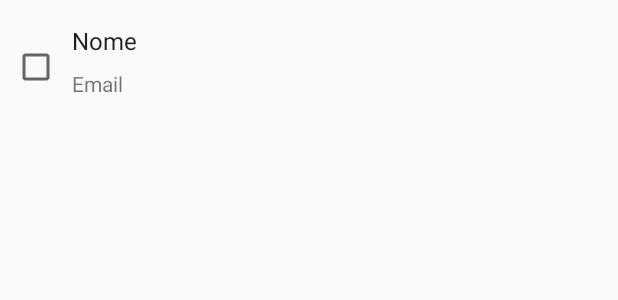
After one commit to rodolfoand/CodeEX, an Android app: the layout layout_detalhe_lista_apagar.xml on its own in the app's theme, with its tools: preview values and no code run, on a phone screen of 412 x 824 dp. The commit adds this screen. Shown: the top 300 px of the screen. Run offline under Robolectric (Android 15) with nearby library versions, the phone set to English and light mode, and no system bars.

Commit message:
Atualizacao da lista de contatos

```diff
--- /dev/null
+++ b/ListaContato/app/src/main/res/layout/layout_detalhe_lista_apagar.xml
@@ -0,0 +1,41 @@
+<?xml version="1.0" encoding="utf-8"?>
+<android.support.constraint.ConstraintLayout xmlns:android="http://schemas.android.com/apk/res/android"
+    xmlns:app="http://schemas.android.com/apk/res-auto"
+    xmlns:tools="http://schemas.android.com/tools"
+    android:layout_width="match_parent"
+    android:layout_height="wrap_content">
+
+    <TextView
+        android:id="@+id/tvNome"
+        android:layout_width="wrap_content"
+        android:layout_height="wrap_content"
+        android:layout_marginTop="16dp"
+        android:text="Nome"
+        android:textAppearance="@android:style/TextAppearance"
+        app:layout_constraintTop_toTopOf="parent"
+        app:layout_constraintLeft_toRightOf="@+id/checkBox"
+        android:layout_marginLeft="8dp" />
+
+    <TextView
+        android:id="@+id/tvEmail"
+        android:layout_width="wrap_content"
+        android:layout_height="wrap_content"
+        android:layout_marginBottom="16dp"
+        android:layout_marginTop="8dp"
+        android:text="Email"
+        app:layout_constraintBottom_toBottomOf="parent"
+        app:layout_constraintTop_toBottomOf="@+id/tvNome"
+        app:layout_constraintVertical_bias="0.0"
+        app:layout_constraintLeft_toRightOf="@+id/checkBox"
+        android:layout_marginLeft="8dp" />
+
+    <CheckBox
+        android:id="@+id/checkBox"
+        android:layout_width="wrap_content"
+        android:layout_height="wrap_content"
+        app:layout_constraintBottom_toBottomOf="parent"
+        android:layout_marginLeft="8dp"
+        app:layout_constraintLeft_toLeftOf="parent"
+        app:layout_constraintTop_toTopOf="parent"
+        android:layout_marginTop="8dp" />
+</android.support.constraint.ConstraintLayout>
--- a/ListaContato/app/src/main/res/values/colors.xml
+++ b/ListaContato/app/src/main/res/values/colors.xml
@@ -1,6 +1,6 @@
 <?xml version="1.0" encoding="utf-8"?>
 <resources>
     <color name="colorPrimary">#3F51B5</color>
-    <color name="colorPrimaryDark">#303F9F</color>
+    <color name="colorPrimaryDark">#303f9f</color>
     <color name="colorAccent">#FF4081</color>
 </resources>
```
Also changed, not shown: ListaContato/app/src/main/java/br/senai/sp/informatica/listacontato/model/Contato.java (+9 -0 lines), ListaContato/app/src/main/java/br/senai/sp/informatica/listacontato/model/ContatoDao.java (+33 -1 lines), ListaContato/app/src/main/java/br/senai/sp/informatica/listacontato/view/ContatoAdapter.java (+48 -3 lines), ListaContato/app/src/main/java/br/senai/sp/informatica/listacontato/view/DetalheContatoActivity.java (+7 -4 lines), ListaContato/app/src/main/java/br/senai/sp/informatica/listacontato/view/ListaContatoActivity.java (+66 -2 lines), ListaContato/app/src/main/res/layout/layout_lista_contato.xml (+15 -0 lines), ListaContato/app/src/main/res/menu/menu_detalhe_contato.xml (+7 -1 lines), ListaContato/app/src/main/res/menu/menu_lista_contato.xml (added, +20 -0 lines).
